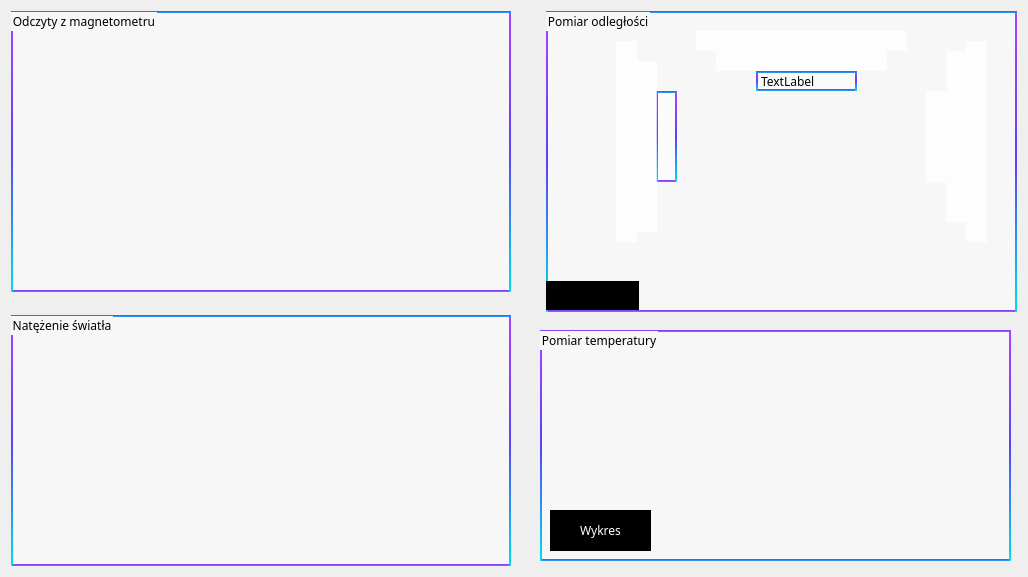
The window that form.ui (olala10/wds) describes before a commit, drawn with Qt 5.
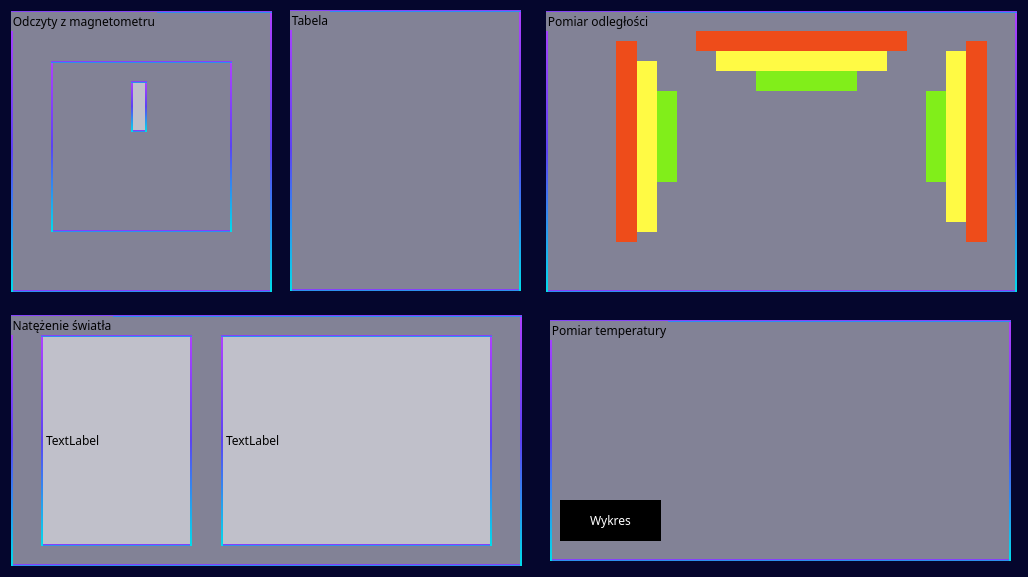
The same window after the commit.

What changed in the file:
```diff
--- a/form.ui
+++ b/form.ui
@@ -14,14 +14,14 @@
    <string>Form</string>
   </property>
   <property name="styleSheet">
-   <string notr="true">background-color: none</string>
+   <string notr="true">background-color:  rgb(5, 6, 45);</string>
   </property>
   <widget class="QGroupBox" name="groupBox">
    <property name="geometry">
     <rect>
      <x>11</x>
      <y>11</y>
-     <width>500</width>
+     <width>261</width>
      <height>281</height>
     </rect>
    </property>
@@ -39,20 +39,33 @@
    <widget class="QLabel" name="labelCompass">
     <property name="geometry">
      <rect>
-      <x>150</x>
-      <y>60</y>
+      <x>40</x>
+      <y>50</y>
       <width>181</width>
       <height>171</height>
      </rect>
     </property>
     <property name="styleSheet">
-     <string notr="true">border: none;
+     <string notr="true">  border: 2px solid qlineargradient(spread:pad, x1:0.5, y1:0, x2:0.5, y2:1, stop:0 rgba(175, 64, 255, 255), stop:0.5 rgba(91, 66, 243, 255), stop:1 rgba(0, 221, 235, 255));
 background: none;</string>
     </property>
     <property name="text">
      <string/>
     </property>
    </widget>
+   <widget class="QLabel" name="labelArrow">
+    <property name="geometry">
+     <rect>
+      <x>120</x>
+      <y>70</y>
+      <width>16</width>
+      <height>51</height>
+     </rect>
+    </property>
+    <property name="text">
+     <string/>
+    </property>
+   </widget>
   </widget>
   <widget class="QGroupBox" name="groupBoxDistance">
    <property name="geometry">
@@ -60,7 +73,7 @@
      <x>546</x>
      <y>11</y>
      <width>471</width>
-     <height>301</height>
+     <height>281</height>
     </rect>
    </property>
    <property name="styleSheet">
@@ -73,23 +86,6 @@
    <property name="title">
     <string>Pomiar odległości</string>
    </property>
-   <widget class="QPushButton" name="pushButtonDiagram">
-    <property name="geometry">
-     <rect>
-      <x>0</x>
-      <y>270</y>
-      <width>93</width>
-      <height>29</height>
-     </rect>
-    </property>
-    <property name="styleSheet">
-     <string notr="true">background-color: black;
-border: none;</string>
-    </property>
-    <property name="text">
-     <string>Wykres</string>
-    </property>
-   </widget>
    <widget class="QLabel" name="greenPic1">
     <property name="geometry">
      <rect>
@@ -100,7 +96,9 @@
      </rect>
     </property>
     <property name="styleSheet">
-     <string notr="true"/>
+     <string notr="true"> background-color:  #81ee1a;
+border: none;
+</string>
     </property>
     <property name="text">
      <string/>
@@ -116,7 +114,7 @@
      </rect>
     </property>
     <property name="styleSheet">
-     <string notr="true"> background-color:  rgba(255,255,255,190);
+     <string notr="true"> background-color:  #81ee1a;
 border: none;
 </string>
     </property>
@@ -134,7 +132,7 @@
      </rect>
     </property>
     <property name="styleSheet">
-     <string notr="true"> background-color:  rgba(255,255,255,190);
+     <string notr="true"> background-color:  #fffa44;
 border: none;
 </string>
     </property>
@@ -152,7 +150,7 @@
      </rect>
     </property>
     <property name="styleSheet">
-     <string notr="true"> background-color:  rgba(255,255,255,190);
+     <string notr="true"> background-color:  #fffa44;
 border: none;
 </string>
     </property>
@@ -170,9 +168,8 @@
      </rect>
     </property>
     <property name="styleSheet">
-     <string notr="true"> background-color:  rgba(255,255,255,190);
-border: none;
-</string>
+     <string notr="true"> background-color:  #fffa44;
+border: none;</string>
     </property>
     <property name="text">
      <string/>
@@ -188,9 +185,8 @@
      </rect>
     </property>
     <property name="styleSheet">
-     <string notr="true"> background-color:  rgba(255,255,255,190);
-border: none;
-</string>
+     <string notr="true"> background-color:  #ee4c1a;
+border: none;</string>
     </property>
     <property name="text">
      <string/>
@@ -206,7 +202,7 @@
      </rect>
     </property>
     <property name="styleSheet">
-     <string notr="true"> background-color:  rgba(255,255,255,190);
+     <string notr="true"> background-color:  #ee4c1a;
 border: none;
 </string>
     </property>
@@ -224,9 +220,8 @@
      </rect>
     </property>
     <property name="styleSheet">
-     <string notr="true"> background-color:  rgba(255,255,255,190);
-border: none;
-</string>
+     <string notr="true"> background-color:  #ee4c1a;
+border: none;</string>
     </property>
     <property name="text">
      <string/>
@@ -241,8 +236,30 @@
       <height>20</height>
      </rect>
     </property>
+    <property name="styleSheet">
+     <string notr="true"> background-color:  #81ee1a;
+border: none;
+</string>
+    </property>
     <property name="text">
-     <string>TextLabel</string>
+     <string/>
+    </property>
+   </widget>
+   <widget class="QLabel" name="triangleLabel">
+    <property name="geometry">
+     <rect>
+      <x>210</x>
+      <y>130</y>
+      <width>131</width>
+      <height>91</height>
+     </rect>
+    </property>
+    <property name="styleSheet">
+     <string notr="true">background: none;
+border: none;</string>
+    </property>
+    <property name="text">
+     <string/>
     </property>
    </widget>
   </widget>
@@ -251,7 +268,7 @@
     <rect>
      <x>11</x>
      <y>315</y>
-     <width>500</width>
+     <width>511</width>
      <height>251</height>
     </rect>
    </property>
@@ -266,14 +283,40 @@
    <property name="title">
     <string>Natężenie światła</string>
    </property>
+   <widget class="QLabel" name="label">
+    <property name="geometry">
+     <rect>
+      <x>210</x>
+      <y>20</y>
+      <width>271</width>
+      <height>211</height>
+     </rect>
+    </property>
+    <property name="text">
+     <string>TextLabel</string>
+    </property>
+   </widget>
+   <widget class="QLabel" name="label_2">
+    <property name="geometry">
+     <rect>
+      <x>30</x>
+      <y>20</y>
+      <width>151</width>
+      <height>211</height>
+     </rect>
+    </property>
+    <property name="text">
+     <string>TextLabel</string>
+    </property>
+   </widget>
   </widget>
   <widget class="QGroupBox" name="groupBox_4">
    <property name="geometry">
     <rect>
-     <x>540</x>
-     <y>330</y>
-     <width>471</width>
-     <height>231</height>
+     <x>550</x>
+     <y>320</y>
+     <width>461</width>
+     <height>241</height>
     </rect>
    </property>
    <property name="styleSheet">
@@ -319,6 +362,27 @@
     </property>
    </widget>
   </widget>
+  <widget class="QGroupBox" name="groupBox_3">
+   <property name="geometry">
+    <rect>
+     <x>290</x>
+     <y>10</y>
+     <width>231</width>
+     <height>281</height>
+    </rect>
+   </property>
+   <property name="styleSheet">
+    <string notr="true">background-color: rgba(255, 255, 255, 0.5);
+  border: 2px solid qlineargradient(spread:pad, x1:0.5, y1:0, x2:0.5, y2:1, stop:0 rgba(175, 64, 255, 255), stop:0.5 rgba(91, 66, 243, 255), stop:1 rgba(0, 221, 235, 255));
+  color: black;
+  font-family: Phantomsans, sans-serif;
+  text-decoration: none;
+</string>
+   </property>
+   <property name="title">
+    <string>Tabela</string>
+   </property>
+  </widget>
  </widget>
  <resources/>
  <connections/>
```
